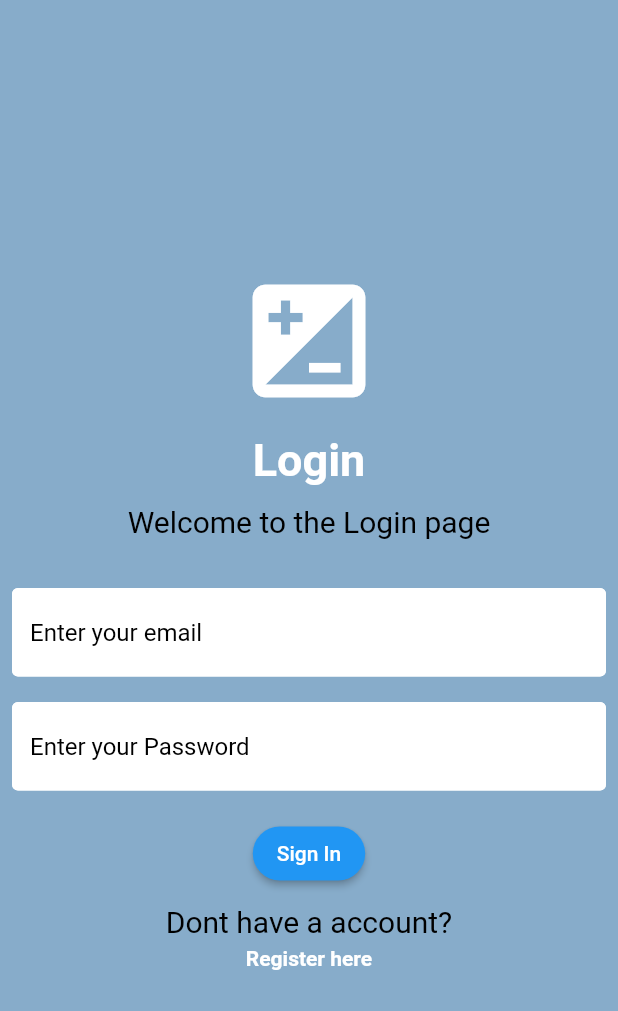
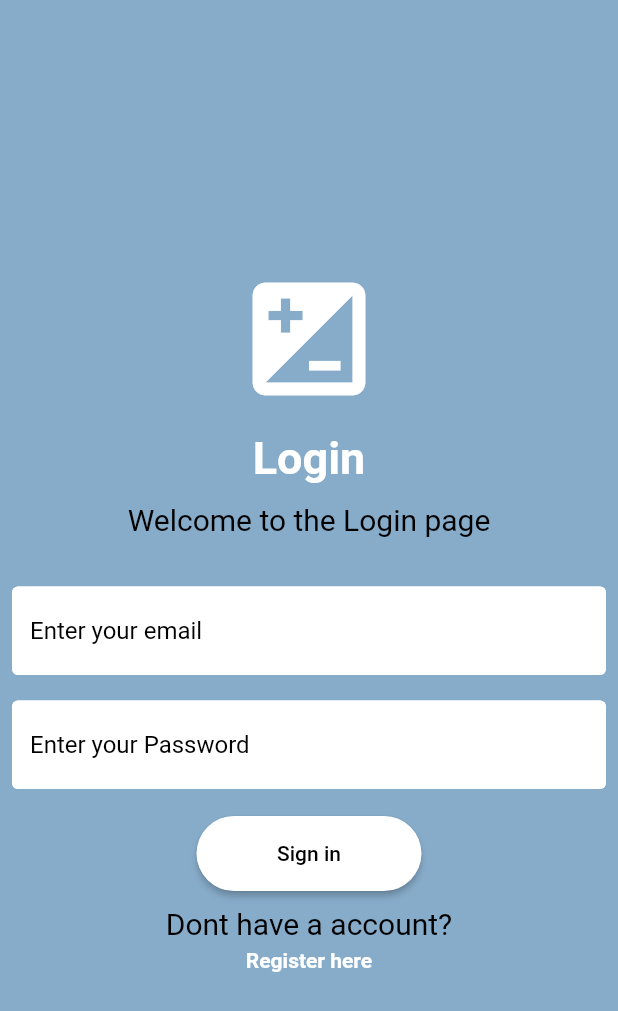
Before and after one commit to Richie6785/FinalYearProject, a Flutter app: the screen it shows after launch, on a phone screen of 412 x 824 dp. Shown: the top 1011 px of the screen. Run offline on Flutter 3.47's test engine with Material 2 defaults, Android fonts, the phone set to English and light mode, and no system bars; our stand-ins replace firebase_auth, firebase_core; accounts and stored records are empty.

Commit message:
Functionality of Sign in working

```diff
--- a/travelapp/lib/login.dart
+++ b/travelapp/lib/login.dart
@@ -1,5 +1,6 @@
 // ignore_for_file: prefer_const_constructors
 
+import 'package:firebase_auth/firebase_auth.dart';
 import 'package:flutter/material.dart';
 
 class Login extends StatefulWidget {
@@ -10,6 +11,22 @@ class Login extends StatefulWidget {
 }
 
 class _LoginState extends State<Login> {
+  final emailcontroller = TextEditingController();
+  final passwordcontroller = TextEditingController();
+
+  Future signin() async {
+    await FirebaseAuth.instance.signInWithEmailAndPassword(
+        email: emailcontroller.text.trim(),
+        password: passwordcontroller.text.trim());
+  }
+
+  void dispose() {
+    // Clean up the controller when the widget is disposed.
+    emailcontroller.dispose();
+    passwordcontroller.dispose();
+    super.dispose();
+  }
+
   @override
   Widget build(BuildContext context) {
     return Scaffold(
@@ -18,7 +35,9 @@ class _LoginState extends State<Login> {
         child: Center(
           //Wrap the child in a Center widget to center it
           // ignore: prefer_const_literals_to_create_immutables
-          child: Column(mainAxisAlignment: MainAxisAlignment.center, children: [
+          child: SingleChildScrollView(
+            child:
+                Column(mainAxisAlignment: MainAxisAlignment.center, children: [
               Icon(Icons.iso_outlined, size: 100, color: Colors.white),
               const SizedBox(
                 height: 12,
@@ -43,6 +62,8 @@ class _LoginState extends State<Login> {
               Padding(
                 padding: const EdgeInsets.all(8.0),
                 child: TextField(
+                  controller:
+                      emailcontroller, //this is used to get the value of the textfield
                   decoration: InputDecoration(
                     hintText: 'Enter your email',
                     hintStyle: TextStyle(color: Colors.black),
@@ -63,6 +84,7 @@ class _LoginState extends State<Login> {
               Padding(
                 padding: const EdgeInsets.all(8.0),
                 child: TextField(
+                  controller: passwordcontroller,
                   obscureText: true,
                   decoration: InputDecoration(
                     hintText: 'Enter your Password',
@@ -84,11 +106,14 @@ class _LoginState extends State<Login> {
 
               //sign in button
               ElevatedButton(
-              onPressed: () {},
-              child: const Text('Sign In'),
+                onPressed: () {
+                  signin();
+                },
+                child: Text('Sign in'),
                 style: ElevatedButton.styleFrom(
-                primary: Colors.blue,
-                onPrimary: Colors.white,
+                  primary: Colors.white,
+                  onPrimary: Colors.black,
+                  minimumSize: Size(150, 50),
                   shape: RoundedRectangleBorder(
                     borderRadius: BorderRadius.circular(32.0),
                   ),
@@ -104,9 +129,10 @@ class _LoginState extends State<Login> {
                 height: 5,
               ),
               Text('Register here',
-                style:
-                    TextStyle(color: Colors.white, fontWeight: FontWeight.bold))
+                  style: TextStyle(
+                      color: Colors.white, fontWeight: FontWeight.bold))
             ]),
+          ),
         ),
       ),
     );
--- a/travelapp/lib/main.dart
+++ b/travelapp/lib/main.dart
@@ -1,7 +1,6 @@
 import 'package:flutter/material.dart';
 import 'package:firebase_core/firebase_core.dart';
-import 'package:travelapp/login.dart';
-import 'login.dart';
+import 'package:travelapp/mainpage.dart';
 
 void main() async {
   //async is used to make the function asynchronous. We can to continue acess from our project to the firebase backend
@@ -22,7 +21,7 @@ class MyApp extends StatelessWidget {
       theme: ThemeData(
         primarySwatch: Colors.blue,
       ),
-      home: const Login(),
+      home: const Hpage(),
     );
   }
 }
--- /dev/null
+++ b/travelapp/lib/mainpage.dart
@@ -0,0 +1,24 @@
+import 'package:flutter/material.dart';
+import 'package:firebase_auth/firebase_auth.dart';
+import 'login.dart';
+import 'Home.dart';
+
+class Hpage extends StatelessWidget {
+  const Hpage({super.key});
+
+  @override
+  Widget build(BuildContext context) {
+    return Scaffold(
+      body: StreamBuilder<User?>(
+        stream: FirebaseAuth.instance.authStateChanges(),
+        builder: (context, snapshot) {
+          if (snapshot.hasData) {
+            return const Home();
+          } else {
+            return const Login();
+          }
+        },
+      ),
+    );
+  }
+}
```
Also changed, not shown: travelapp/lib/Home.dart (added, +34 -0 lines). Lines whose indentation alone changed are shown as unchanged.
